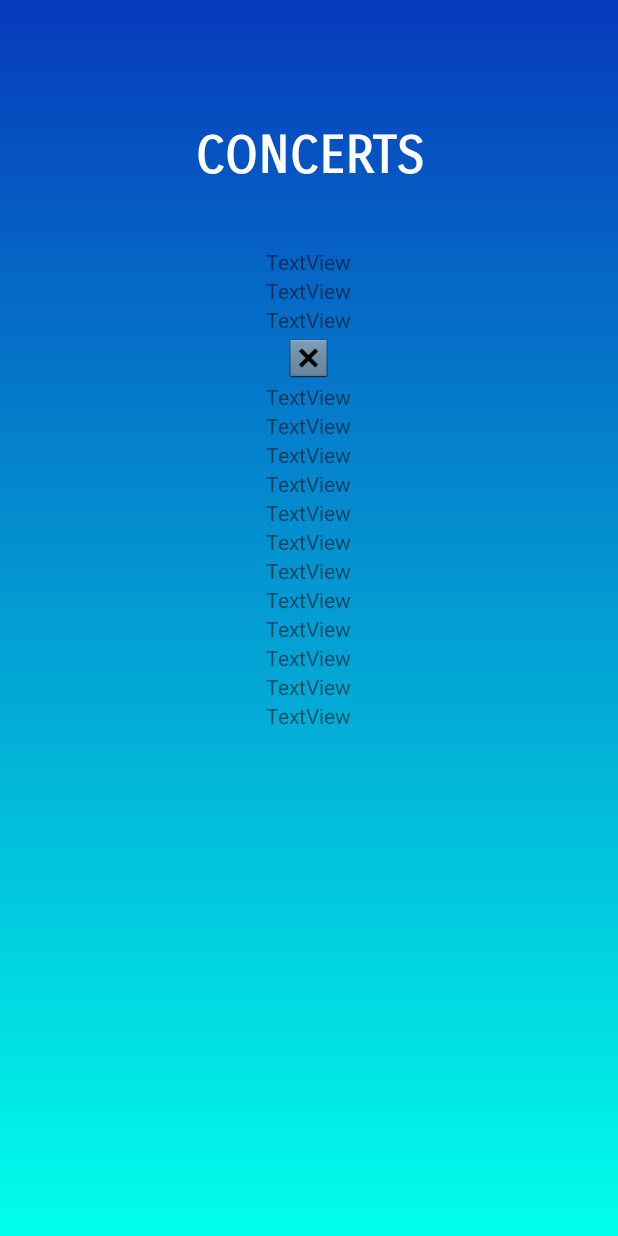
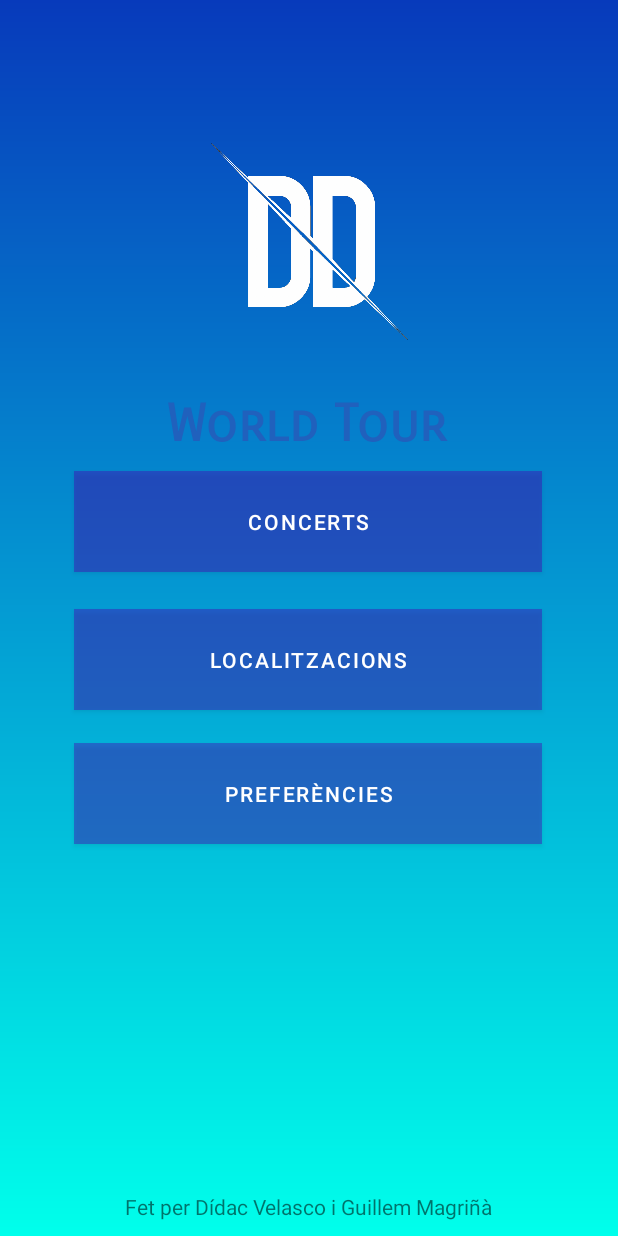
Before and after one commit to GuillemBSK/ArtistesMusicals, an Android app: the screen it shows after launch (MainActivity), on a phone screen of 412 x 824 dp. Run offline under Robolectric (Android 15) with nearby library versions, the phone set to English and light mode, and no system bars.

Commit message:
canvi de pantalla al fer click al boto localitzacio

```diff
--- a/app/src/main/java/com/example/artistesmusicals/MainActivity.java
+++ b/app/src/main/java/com/example/artistesmusicals/MainActivity.java
@@ -2,17 +2,38 @@ package com.example.artistesmusicals;
 
 import androidx.appcompat.app.AppCompatActivity;
 
+import android.content.Intent;
 import android.media.MediaPlayer;
 import android.os.Bundle;
+import android.view.View;
+import android.widget.Button;
 
 public class MainActivity extends AppCompatActivity {
 
     @Override
     protected void onCreate(Bundle savedInstanceState) {
         super.onCreate(savedInstanceState);
-        setContentView(R.layout.concerts);
+        setContentView(R.layout.activity_main);
         MediaPlayer mediaPlayer = MediaPlayer.create(this, R.raw.tigini);
         mediaPlayer.start();
+
+
+        Button btnLocalitatas = (Button) findViewById(R.id.btnLocalitzacions);
+        btnLocalitatas.setOnClickListener(new View.OnClickListener() {
+            public void onClick(View v) {
+                Intent myIntent = new Intent (v.getContext(), MapsActivity.class);
+                startActivity(myIntent);
+            }
+        });
+    }
+    /*public void btnView(View v){
+        Intent intent = new Intent(MainActivity.this, Concerts.class);
+        startActivity(intent);
     }
 
+    public void btnViewResoltes(View v){
+        Intent intent = new Intent(MainActivity.this, LlistaIncidenciesResoltes.class);
+        startActivity(intent);
+    }*/
+
 }
--- a/app/src/main/res/layout/activity_main.xml
+++ b/app/src/main/res/layout/activity_main.xml
@@ -16,14 +16,14 @@
         android:textColor="#2061BD"
         android:textSize="34sp"
         android:textStyle="bold"
-        app:layout_constraintBottom_toTopOf="@+id/button6"
+        app:layout_constraintBottom_toTopOf="@+id/btnConcerts"
         app:layout_constraintEnd_toEndOf="parent"
         app:layout_constraintStart_toStartOf="parent"
         app:layout_constraintTop_toTopOf="parent"
         app:layout_constraintVertical_bias="0.948" />
 
     <Button
-        android:id="@+id/button"
+        android:id="@+id/btnLocalitzacions"
         android:layout_width="312dp"
         android:layout_height="67dp"
         android:layout_marginTop="10dp"
@@ -38,7 +38,7 @@
         app:layout_constraintVertical_bias="0.538" />
 
     <Button
-        android:id="@+id/button6"
+        android:id="@+id/btnConcerts"
         android:layout_width="312dp"
         android:layout_height="67dp"
         android:background="#66000000"
```
Also changed, not shown: app/src/main/AndroidManifest.xml (+13 -0 lines).
